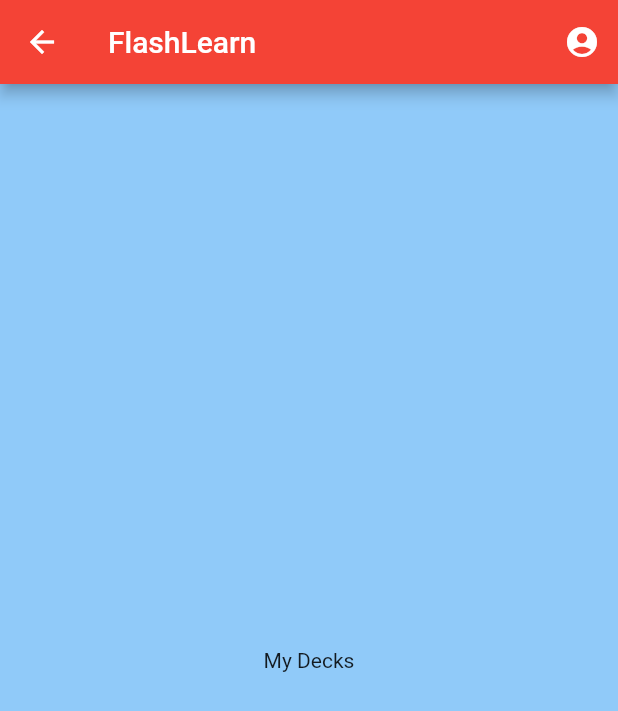
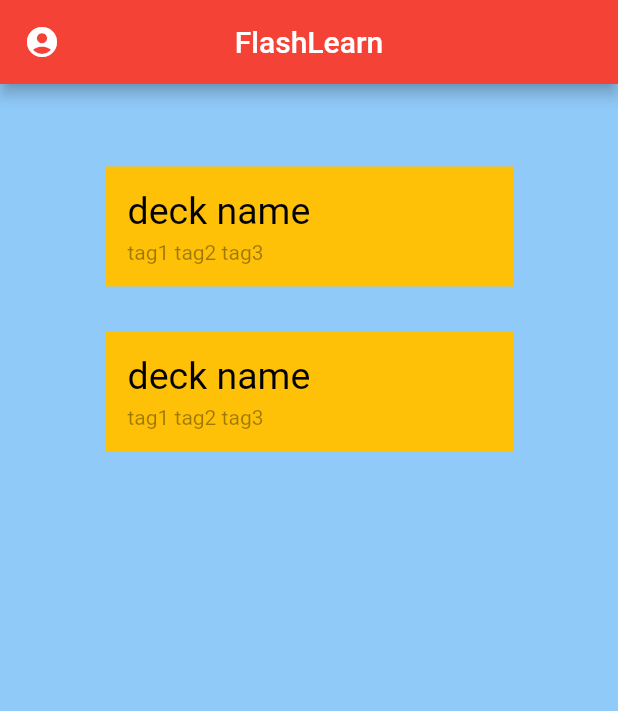
Before and after one commit to Flash-Learn/app, a Flutter app: the MyDecks screen opened by its route, on a phone screen of 412 x 824 dp. Shown: the top 711 px of the screen. Run offline on Flutter 3.47's test engine with Material 2 defaults, Android fonts, the phone set to English and light mode, and no system bars; our stand-ins replace firebase_auth, google_sign_in; accounts and stored records are empty.

Commit message:
added deck info card and deleted the test folder

```diff
--- a/microlearning/lib/classes/deck.dart
+++ b/microlearning/lib/classes/deck.dart
@@ -10,14 +10,11 @@ class Deck{
   String deckName;
 
   Deck({this.deckName,
-        this.tagsList,
+        this.tagsList ,
         this.isPublic,
-        this.flashCardList})
-  {
-    // TODO: add to database
+  });
 
-    // TODO: create a copy of each flashcard in flashCard list and and save them i database
-  }
+  // TODO: constructor to copy deck from other user
 
   // TODO: deletion of deck
 }
--- /dev/null
+++ b/microlearning/lib/helperWidgets/deckInfoCard.dart
@@ -0,0 +1,46 @@
+import 'package:flutter/material.dart';
+import 'package:microlearning/classes/deck.dart';
+
+Widget deckInfoCard(String deckID){
+  Deck deck = Deck(
+    deckName: "deck name",
+    tagsList: "tag1 tag2 tag3",
+    isPublic: true,
+  );
+
+  return Center(
+    child: Padding(
+      padding: const EdgeInsets.symmetric(horizontal: 0, vertical: 15),
+      child: Container(
+        height: 80,
+        width: 700,
+        color: Colors.amber,
+        child: Padding(
+          padding: const EdgeInsets.fromLTRB(15, 0, 0, 0),
+          child: Column(
+            crossAxisAlignment: CrossAxisAlignment.start,
+            mainAxisAlignment: MainAxisAlignment.center,
+            children: <Widget>[
+              Padding(
+                padding: const EdgeInsets.fromLTRB(0, 0, 0, 5),
+                child: Text(
+                  deck.deckName,
+                  style: TextStyle(
+                    color: Colors.black,
+                    fontSize: 25,
+                  ),
+                ),
+              ),
+              Text(
+                deck.tagsList,
+                style: TextStyle(
+                  color: Colors.black38,
+                ),
+              )
+            ],
+          ),
+        ),
+      ),
+    ),
+  );
+}
--- a/microlearning/lib/screens/mydecks.dart
+++ b/microlearning/lib/screens/mydecks.dart
@@ -1,16 +1,28 @@
 import 'package:flutter/material.dart';
+import 'package:microlearning/classes/deck.dart';
+import 'package:microlearning/helperWidgets/deckInfoCard.dart';
 import 'package:microlearning/screens/accountsettings.dart';
 
 class MyDecks extends StatelessWidget {
+
+  // TODO: "provide" User class object using provider
+
+  final List<String> userDeckIDs = ["test string", "this wil be a deck id"];
+  // TODO: make method to get list of deck ID of user
+
+  Widget buildDeckInfo(BuildContext ctxt, int index){
+    return deckInfoCard(userDeckIDs[index]);
+  }
+
   @override
   Widget build(BuildContext context) {
     return Scaffold(
       backgroundColor: Colors.blue[200],
       appBar: AppBar(
         backgroundColor: Colors.red,
+        centerTitle: true,
         title: Text('FlashLearn'),
-        actions: <Widget>[
-          IconButton(
+        leading: IconButton(
             icon: Icon(
               Icons.account_circle,
               color: Colors.white,
@@ -24,10 +36,15 @@ class MyDecks extends StatelessWidget {
               ),);
             },
           )
-        ],
       ),
-      body: Center(
-        child: Text('My Decks'),
+      body: Padding(
+        padding: const EdgeInsets.symmetric(horizontal: 70, vertical: 40),
+        child: Center(
+          child: ListView.builder(
+            itemCount: userDeckIDs.length,
+            itemBuilder: (BuildContext ctxt, int index) => buildDeckInfo(ctxt, index),
+          ),
+        ),
       ),
     );
   }
```
Also changed, not shown: 1 other file.
